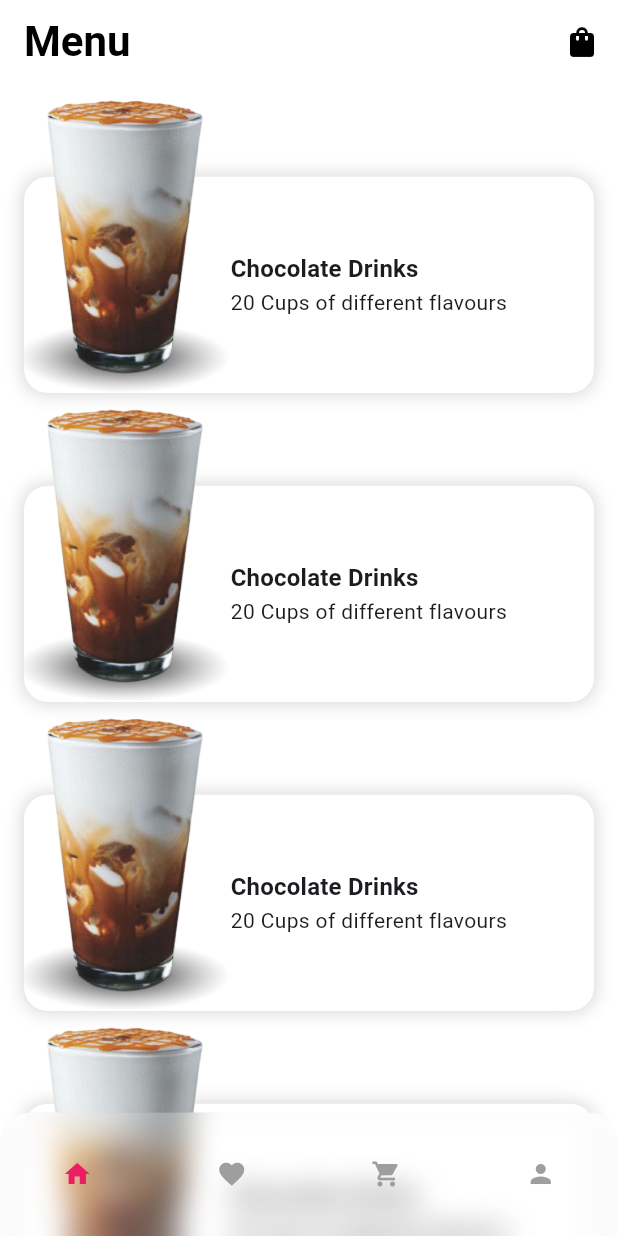
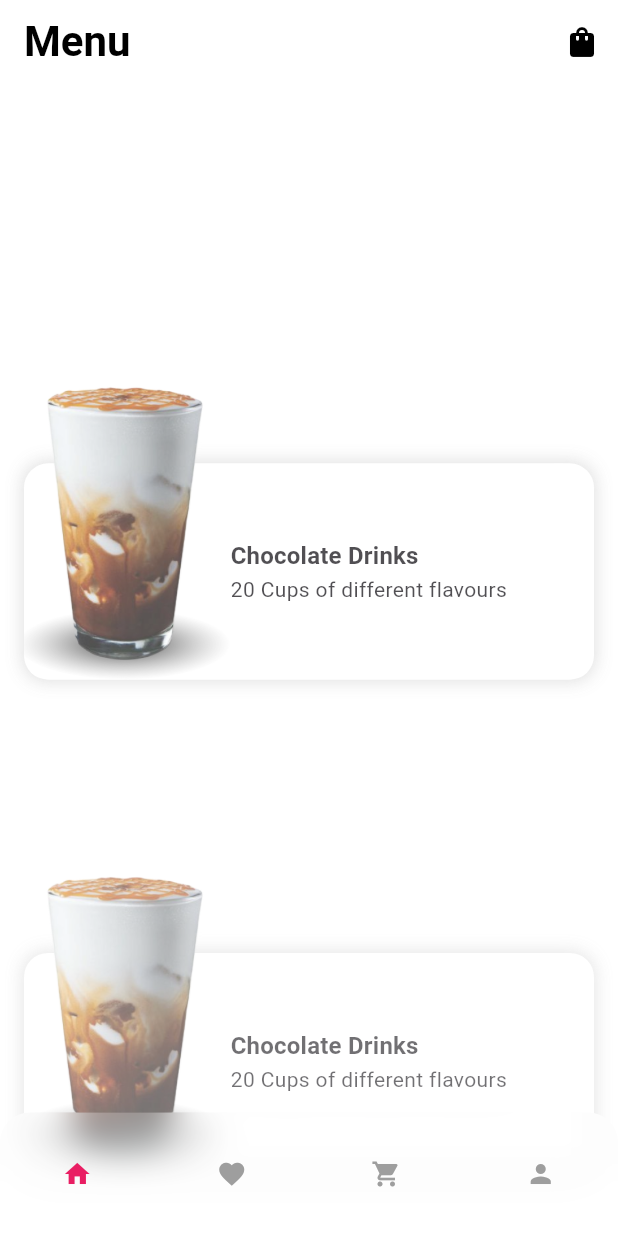
Before and after one commit to paolojoaquinp/burguer_menu_app, a Flutter app: the first screen one second after launch, on a phone screen of 412 x 824 dp. Run offline on Flutter 3.47's test engine with Material 3 defaults, Android fonts, the phone set to English and light mode, and no system bars.

Commit message:
feat: tween animation on home screen list view

```diff
--- a/lib/features/home_screen/presenter/home_screen.dart
+++ b/lib/features/home_screen/presenter/home_screen.dart
@@ -35,9 +35,24 @@ class HomeScreen extends StatelessWidget {
               scrollDirection: Axis.vertical,
               itemCount: 7,
               itemBuilder: (context, index) {
-                return Container(
-                    height: MediaQuery.sizeOf(context).height * 0.25,
-                    child: _buildMilkshakeCard(index + 1));
+                return TweenAnimationBuilder(
+                  tween: Tween<double>(begin: 0, end: 1),
+                  curve: Curves.easeInOut,
+                  duration: Duration(milliseconds: 1200 + (index * 200)),
+                  builder: (context, animation, child) {
+                    return Opacity(
+                      opacity: animation,
+                      child: Transform.translate(
+                        // from the bottom of the screen to the top
+                        offset: Offset(0, MediaQuery.sizeOf(context).height * (1 - animation)),
+                        child: Container(
+                          height: MediaQuery.sizeOf(context).height * 0.25,
+                          child: _buildMilkshakeCard(index + 1),
+                        ),
+                      ),
+                    );
+                  },
+                );
               },
             ),
           ),
```
